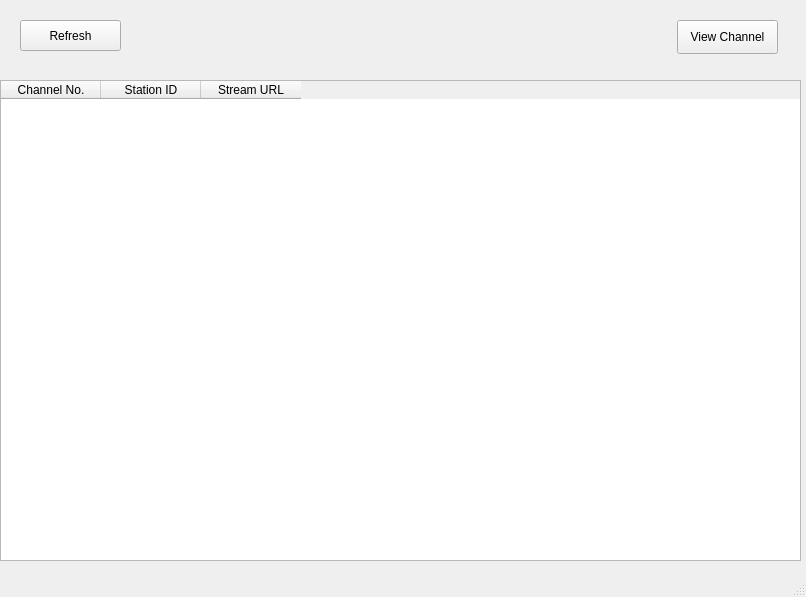
Above: qt/mainwindow.ui from scoronado12/hdhomerun-gui before the change. Below: the same form after it.
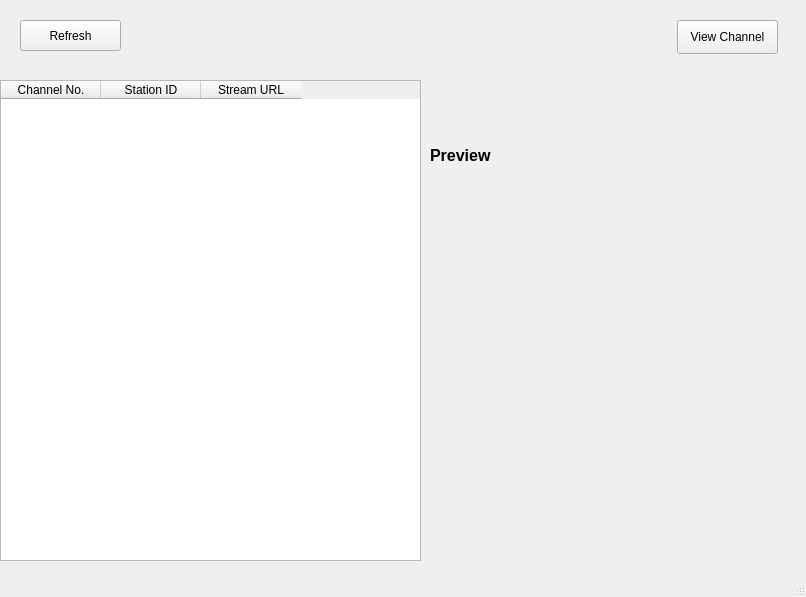
That is the form after the change. Custom widgets are drawn as their Qt base class.

Commit message: Begin work on video preview

What changed in the file:
```diff
--- a/qt/mainwindow.ui
+++ b/qt/mainwindow.ui
@@ -44,7 +44,7 @@
      <rect>
       <x>0</x>
       <y>80</y>
-      <width>801</width>
+      <width>421</width>
       <height>481</height>
      </rect>
     </property>
@@ -92,9 +92,46 @@
      <string>View Channel</string>
     </property>
    </widget>
+   <widget class="QLabel" name="preview_label">
+    <property name="geometry">
+     <rect>
+      <x>430</x>
+      <y>140</y>
+      <width>111</width>
+      <height>31</height>
+     </rect>
+    </property>
+    <property name="font">
+     <font>
+      <pointsize>12</pointsize>
+      <weight>75</weight>
+      <bold>true</bold>
+     </font>
+    </property>
+    <property name="text">
+     <string>Preview</string>
+    </property>
+   </widget>
+   <widget class="Phonon::VideoPlayer" name="player">
+    <property name="geometry">
+     <rect>
+      <x>429</x>
+      <y>200</y>
+      <width>381</width>
+      <height>301</height>
+     </rect>
+    </property>
+   </widget>
   </widget>
   <widget class="QStatusBar" name="statusbar"/>
  </widget>
+ <customwidgets>
+  <customwidget>
+   <class>Phonon::VideoPlayer</class>
+   <extends>QWidget</extends>
+   <header location="global">phonon/videoplayer.h</header>
+  </customwidget>
+ </customwidgets>
  <resources/>
  <connections/>
 </ui>
```
The commit also changes 2 other files.
